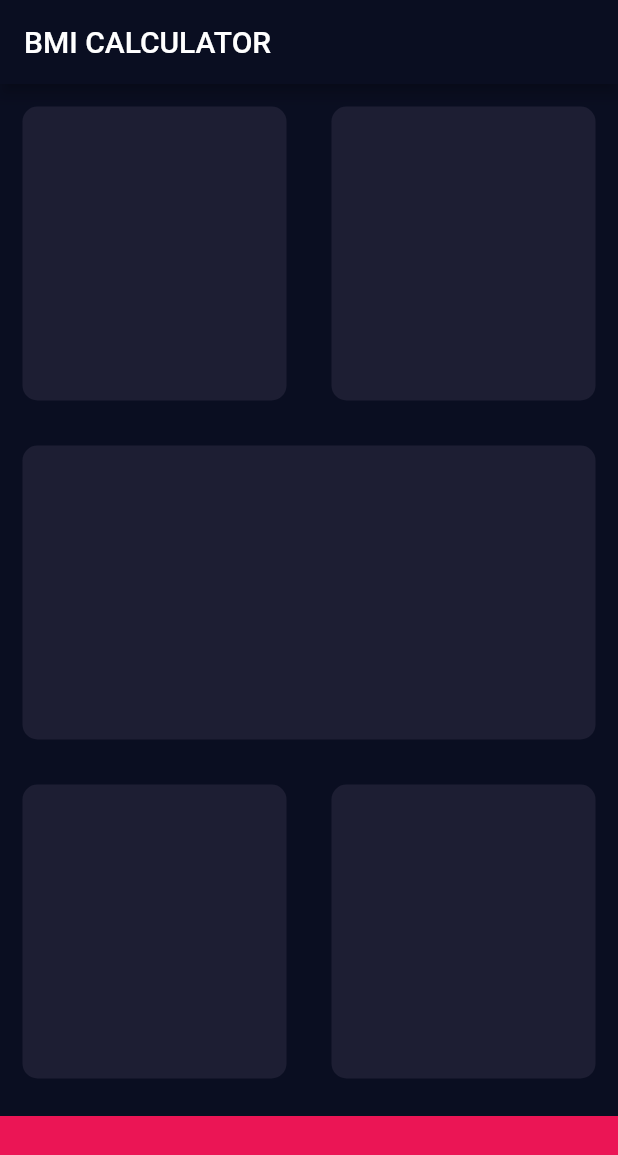
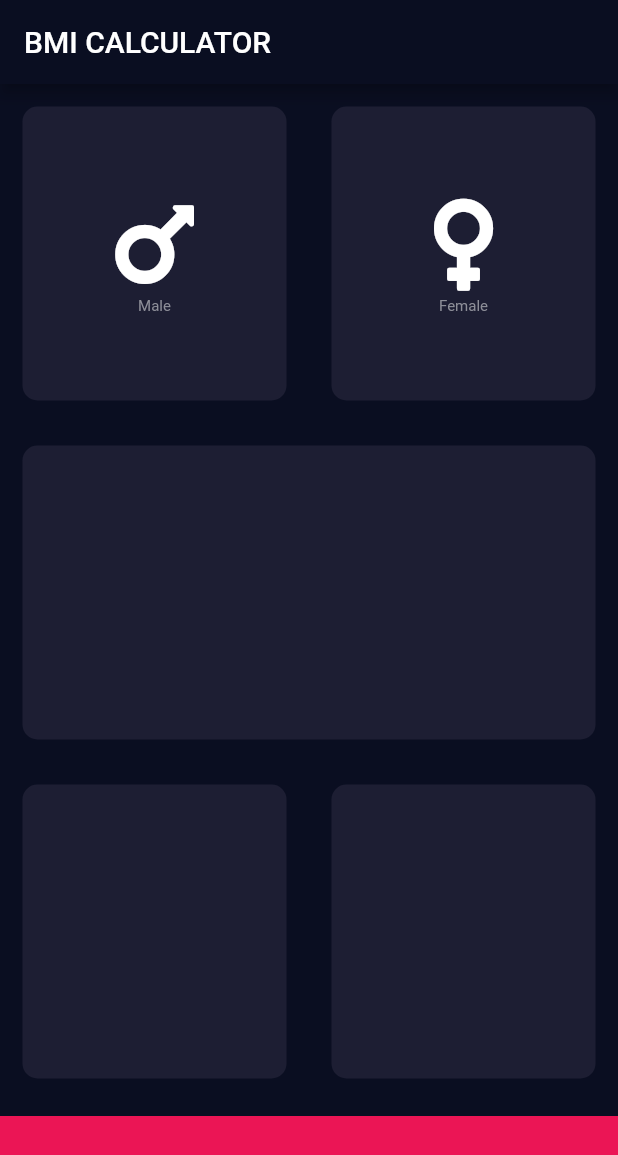
Before and after one commit to abhishtomish/BMI_Calculator_Flutter, a Flutter app: the screen it shows after launch, on a phone screen of 412 x 824 dp. Shown: the top 1155 px of the screen. Run offline on Flutter 3.47's test engine with Material 2 defaults, Android fonts, the phone set to English and light mode, and no system bars; our stand-ins replace font_awesome_flutter.

```diff
--- /dev/null
+++ b/lib/icon_content.dart
@@ -0,0 +1,33 @@
+import 'package:flutter/material.dart';
+
+const labelTextStyle = TextStyle(
+  fontSize: 10.0,
+  color: Color(0xFF8D8E98),
+);
+
+class IconContent extends StatelessWidget {
+  IconContent({@required this.icon, @required this.label});
+
+  final IconData icon;
+  final String label;
+
+  @override
+  Widget build(BuildContext context) {
+    return Column(
+      mainAxisAlignment: MainAxisAlignment.center,
+      children: <Widget>[
+        Icon(
+          icon,
+          size: 70.0,
+        ),
+        SizedBox(
+          height: 0.0,
+        ),
+        Text(
+          label,
+          style: labelTextStyle,
+        ),
+      ],
+    );
+  }
+}
--- a/lib/input_page.dart
+++ b/lib/input_page.dart
@@ -1,4 +1,8 @@
 import 'package:flutter/material.dart';
+import 'package:font_awesome_flutter/font_awesome_flutter.dart';
+
+import 'icon_content.dart';
+import 'reusable_card.dart';
 
 const bottomContainerHeight = 80.0;
 const bottomContainerColor = 0xFFEB1555;
@@ -26,11 +30,19 @@ class _InputPageState extends State<InputPage> {
                 Expanded(
                   child: ReusableCard(
                     colour: Color(activeCardColor),
+                    cardChild: IconContent(
+                      icon: FontAwesomeIcons.mars,
+                      label: 'Male',
+                    ),
                   ),
                 ),
                 Expanded(
                   child: ReusableCard(
                     colour: Color(activeCardColor),
+                    cardChild: IconContent(
+                      icon: FontAwesomeIcons.venus,
+                      label: 'Female',
+                    ),
                   ),
                 ),
               ],
@@ -68,20 +80,3 @@ class _InputPageState extends State<InputPage> {
     );
   }
 }
-
-class ReusableCard extends StatelessWidget {
-  ReusableCard({@required this.colour});
-
-  final Color colour;
-
-  @override
-  Widget build(BuildContext context) {
-    return Container(
-      margin: EdgeInsets.all(margins),
-      decoration: BoxDecoration(
-        color: colour,
-        borderRadius: BorderRadius.circular(boarderRadius),
-      ),
-    );
-  }
-}
--- /dev/null
+++ b/lib/reusable_card.dart
@@ -0,0 +1,23 @@
+import 'package:flutter/material.dart';
+
+const boarderRadius = 10.0;
+const margins = 15.0;
+
+class ReusableCard extends StatelessWidget {
+  ReusableCard({@required this.colour, this.cardChild});
+
+  final Color colour;
+  final Widget cardChild;
+
+  @override
+  Widget build(BuildContext context) {
+    return Container(
+      child: cardChild,
+      margin: EdgeInsets.all(margins),
+      decoration: BoxDecoration(
+        color: colour,
+        borderRadius: BorderRadius.circular(boarderRadius),
+      ),
+    );
+  }
+}
--- a/pubspec.yaml
+++ b/pubspec.yaml
@@ -11,6 +11,7 @@ dependencies:
     sdk: flutter
 
   cupertino_icons: ^0.1.2
+  font_awesome_flutter: ^8.4.0
 
 dev_dependencies:
   flutter_test:
```
